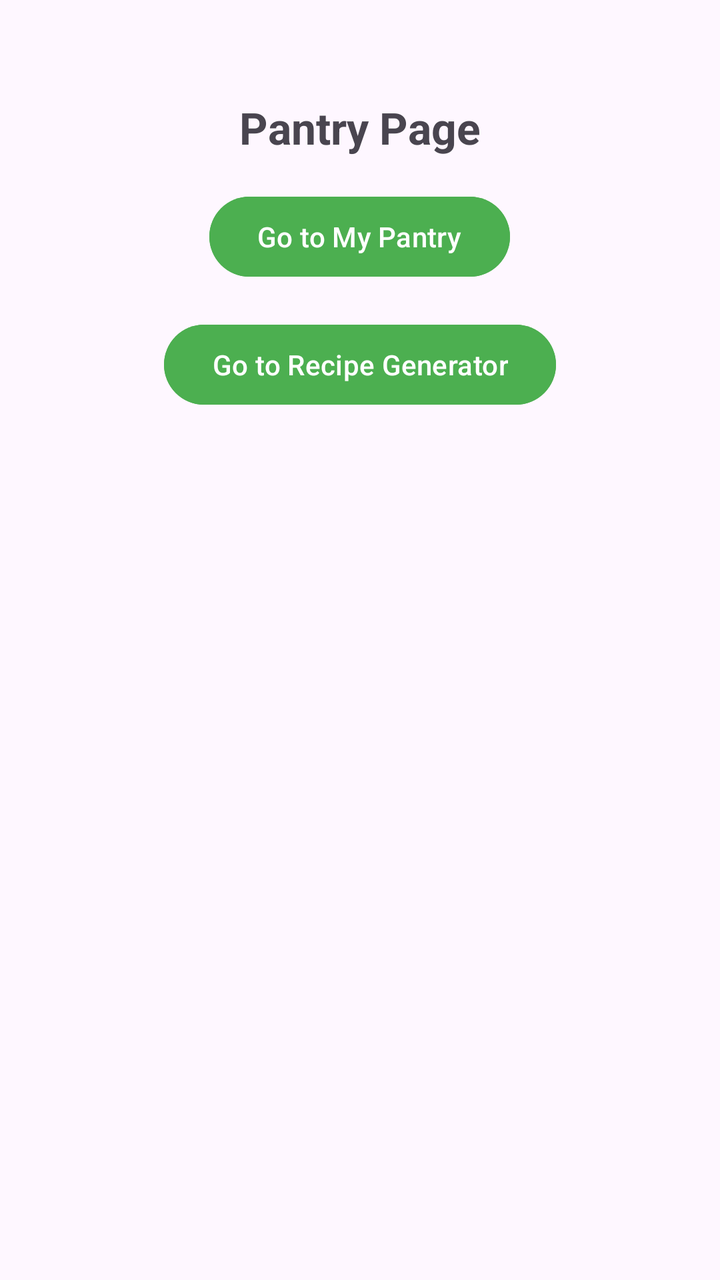
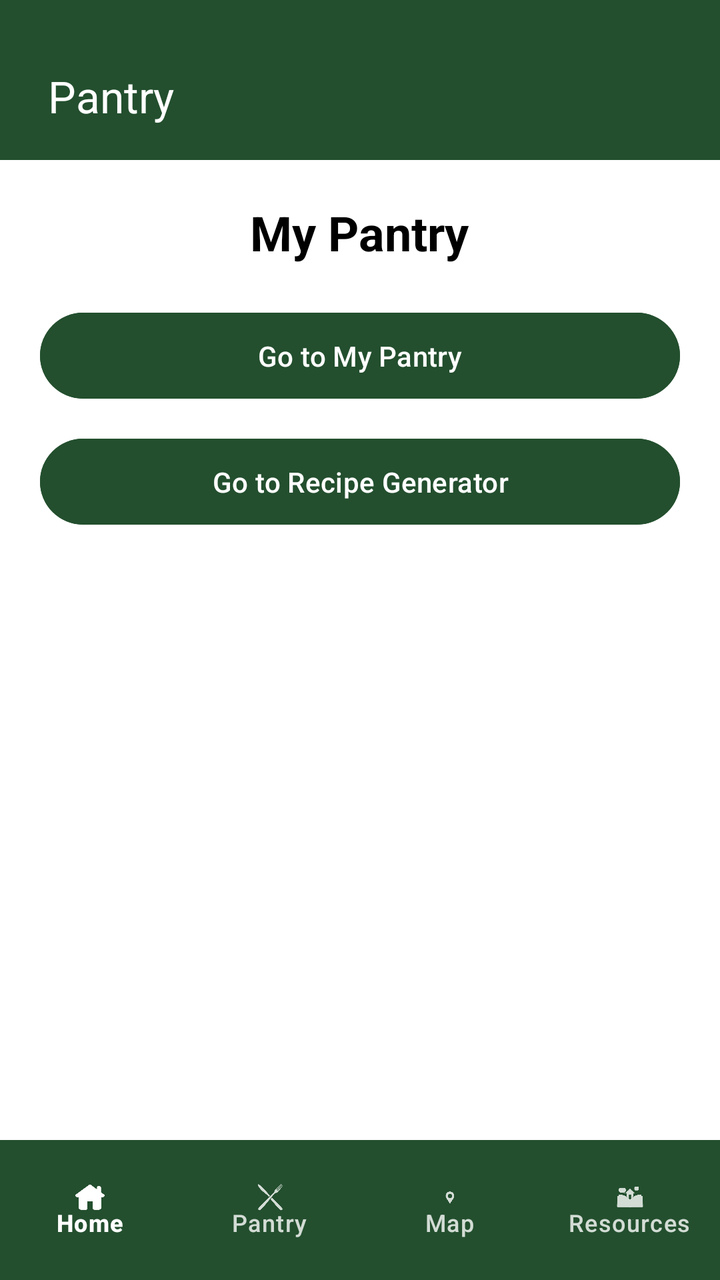

The first picture is an Android layout as it rendered before a commit; the second is the same layout after the commit. The layout source and the unified diff follow.
<!-- AndroidManifest.xml: application theme Theme.Material3.DayNight.NoActionBar -->
<!-- res/layout/activity_pantry.xml -->
<?xml version="1.0" encoding="utf-8"?>
<LinearLayout xmlns:android="http://schemas.android.com/apk/res/android"
    android:layout_width="match_parent"
    android:layout_height="match_parent"
    android:gravity="center"
    android:orientation="vertical">

    <View
        android:layout_width="match_parent"
        android:layout_height="49dp" />

    <TextView
        android:layout_width="wrap_content"
        android:layout_height="wrap_content"
        android:text="Pantry Page"
        android:textSize="22sp"
        android:textStyle="bold" />

    <Button
        android:id="@+id/goPantryButton"
        android:layout_width="wrap_content"
        android:layout_height="wrap_content"
        android:layout_marginTop="16dp"
        android:layout_marginBottom="16dp"
        android:backgroundTint="@color/primaryGreen"
        android:text="Go to My Pantry" />

    <Button
        android:id="@+id/goRgButton"
        android:layout_width="wrap_content"
        android:layout_height="wrap_content"
        android:layout_marginBottom="16dp"
        android:backgroundTint="@color/primaryGreen"
        android:text="Go to Recipe Generator" />

    <FrameLayout
        android:id="@+id/pantryFragmentContainer"
        android:layout_width="match_parent"
        android:layout_height="0dp"
        android:layout_weight="1" />

</LinearLayout>
<!-- resources referenced by this layout -->
<resources>
  <color name="primaryGreen">#4CAF50</color>
</resources>

<!-- the commit's change to res/layout/activity_pantry.xml (unified diff, before → after) -->
@@ -1,42 +1,94 @@
 <?xml version="1.0" encoding="utf-8"?>
 <LinearLayout xmlns:android="http://schemas.android.com/apk/res/android"
+    xmlns:app="http://schemas.android.com/apk/res-auto"
+    android:orientation="vertical"
     android:layout_width="match_parent"
     android:layout_height="match_parent"
-    android:gravity="center"
-    android:orientation="vertical">
+    android:background="@android:color/white"
+    android:fitsSystemWindows="true">
 
-    <View
+    
+    <androidx.appcompat.widget.Toolbar
+        android:id="@+id/topToolbar"
         android:layout_width="match_parent"
-        android:layout_height="49dp" />
+        android:layout_height="80dp"
+        android:paddingTop="16dp"
+        android:background="#234F2E"
+        app:title="Pantry"
+        app:titleTextColor="@android:color/white"
+        app:titleMarginStart="24dp" />
 
-    <TextView
-        android:layout_width="wrap_content"
-        android:layout_height="wrap_content"
-        android:text="Pantry Page"
-        android:textSize="22sp"
-        android:textStyle="bold" />
-
-    <Button
-        android:id="@+id/goPantryButton"
-        android:layout_width="wrap_content"
-        android:layout_height="wrap_content"
-        android:layout_marginTop="16dp"
-        android:layout_marginBottom="16dp"
-        android:backgroundTint="@color/primaryGreen"
-        android:text="Go to My Pantry" />
-
-    <Button
-        android:id="@+id/goRgButton"
-        android:layout_width="wrap_content"
-        android:layout_height="wrap_content"
-        android:layout_marginBottom="16dp"
-        android:backgroundTint="@color/primaryGreen"
-        android:text="Go to Recipe Generator" />
-
-    <FrameLayout
-        android:id="@+id/pantryFragmentContainer"
+    
+    <ScrollView
         android:layout_width="match_parent"
         android:layout_height="0dp"
-        android:layout_weight="1" />
+        android:layout_weight="1"
+        android:paddingStart="20dp"
+        android:paddingEnd="20dp"
+        android:paddingTop="20dp">
+
+        <LinearLayout
+            android:orientation="vertical"
+            android:gravity="center_horizontal"
+            android:layout_width="match_parent"
+            android:layout_height="wrap_content">
+
+            
+            <TextView
+                android:layout_width="wrap_content"
+                android:layout_height="wrap_content"
+                android:text="My Pantry"
+                android:textSize="24sp"
+                android:textStyle="bold"
+                android:textColor="@android:color/black"
+                android:paddingBottom="20dp" />
+
+            
+            <Button
+                android:id="@+id/goPantryButton"
+                android:layout_width="match_parent"
+                android:layout_height="wrap_content"
+                android:backgroundTint="#234F2E"
+                android:textColor="@android:color/white"
+                android:text="Go to My Pantry"
+                android:paddingVertical="12dp"
+                android:layout_marginBottom="12dp" />
+
+            <Button
+                android:id="@+id/goRgButton"
+                android:layout_width="match_parent"
+                android:layout_height="wrap_content"
+                android:backgroundTint="#234F2E"
+                android:textColor="@android:color/white"
+                android:text="Go to Recipe Generator"
+                android:paddingVertical="12dp"
+                android:layout_marginBottom="20dp" />
+
+            
+            <FrameLayout
+                android:id="@+id/pantryFragmentContainer"
+                android:layout_width="match_parent"
+                android:layout_height="wrap_content"
+                android:paddingTop="10dp" />
+
+        </LinearLayout>
+    </ScrollView>
+
+    
+    <com.google.android.material.bottomnavigation.BottomNavigationView
+        android:id="@+id/bottomNavigation"
+        android:layout_width="match_parent"
+        android:layout_height="70dp"
+        android:background="#234F2E"
+        android:elevation="8dp"
+        android:paddingTop="4dp"
+        android:paddingBottom="8dp"
+        app:itemActiveIndicatorStyle="@style/BottomNavActiveIndicator.Transparent"
+        app:itemHorizontalTranslationEnabled="false"
+        app:itemIconSize="26dp"
+        app:itemIconTint="@color/bottom_nav_item_tint"
+        app:itemTextColor="@color/bottom_nav_item_tint"
+        app:labelVisibilityMode="labeled"
+        app:menu="@menu/bottom_nav_menu" />
 
 </LinearLayout>
<!-- resource entries referenced after the edit -->
@@ -1,5 +1,8 @@
 <!-- resources referenced by this layout -->
 <resources>
-  <color name="primaryGreen">#4CAF50</color>
+  <style name="BottomNavActiveIndicator.Transparent" parent="">
+          <item name="android:color">@android:color/transparent</item>
+          <item name="android:alpha">0</item>
+      </style>
 </resources>
 
